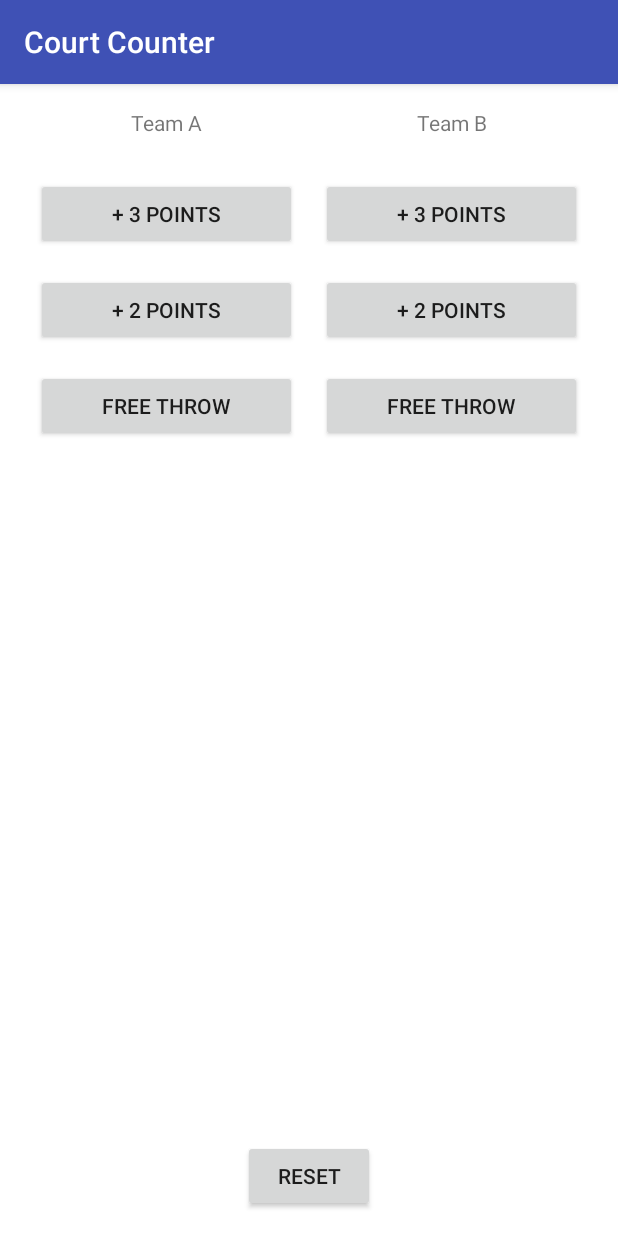
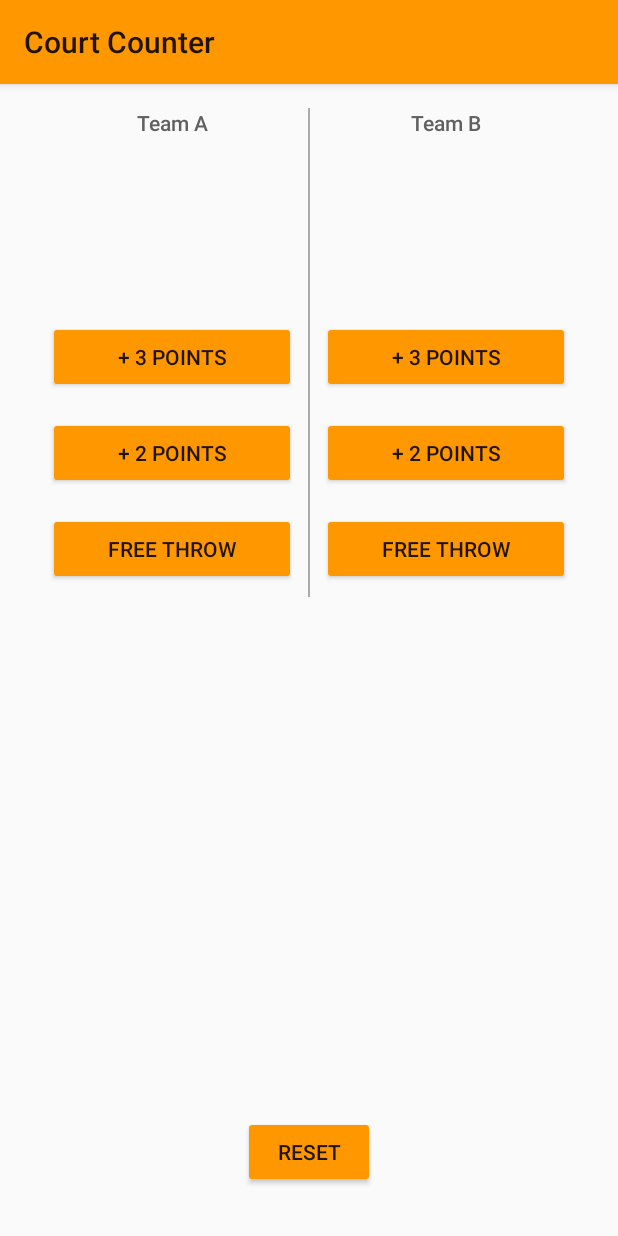
Before and after one commit to YoAdriaaannn/CourtCounter, an Android app: the screen it shows after launch (MainActivity), on a phone screen of 412 x 824 dp. Run offline under Robolectric (Android 15) with nearby library versions, the phone set to English and light mode, and no system bars.

Commit message:
Changed UI Theme. Bug fixes in UI. Added vertical gray line.

```diff
--- a/app/src/main/res/layout/activity_main.xml
+++ b/app/src/main/res/layout/activity_main.xml
@@ -3,20 +3,22 @@
     xmlns:tools="http://schemas.android.com/tools"
     android:layout_width="match_parent"
     android:layout_height="match_parent"
-    android:background="@android:color/white"
+
     android:orientation="vertical"
-    android:paddingBottom="@dimen/activity_vertical_margin"
-    android:paddingLeft="@dimen/activity_horizontal_margin"
-    android:paddingRight="@dimen/activity_horizontal_margin"
-    android:paddingTop="@dimen/activity_vertical_margin"
+
     tools:context="com.example.android.courtcounter.MainActivity">
 
     <LinearLayout
         android:layout_width="match_parent"
-        android:layout_height="match_parent"
+        android:layout_height="wrap_content"
 
-        android:background="@android:color/white"
-        android:orientation="horizontal">
+
+        android:orientation="horizontal"
+        android:paddingBottom="@dimen/activity_vertical_margin"
+        android:paddingLeft="@dimen/activity_horizontal_margin"
+        android:paddingRight="@dimen/activity_horizontal_margin"
+
+        android:paddingTop="@dimen/activity_vertical_margin">
 
         <LinearLayout
             android:id="@+id/layout_team_a"
@@ -30,15 +32,24 @@
                 android:id="@+id/team_a_tag"
                 android:layout_width="match_parent"
                 android:layout_height="wrap_content"
+                android:fontFamily="sans-serif-medium"
                 android:gravity="center"
-                android:text="Team A" />
+                android:text="Team A"
+                android:textColor="#616161"
+                android:textSize="14sp" />
 
             <TextView
                 android:id="@+id/team_a_score"
                 android:layout_width="match_parent"
                 android:layout_height="wrap_content"
+                android:layout_marginBottom="24dp"
+
+                android:layout_marginTop="16dp"
+                android:fontFamily="sans-serif-light"
                 android:gravity="center"
-                android:text="" />
+                android:text=""
+                android:textColor="#000000"
+                android:textSize="56sp" />
 
             <Button
                 android:id="@+id/button_a_3_points"
@@ -74,6 +85,10 @@
                 android:textAllCaps="true" />
         </LinearLayout>
 
+        <View
+            android:layout_width="1dp"
+            android:layout_height="match_parent"
+            android:background="@android:color/darker_gray" />
 
         <LinearLayout
             android:id="@+id/layout_team_b"
@@ -87,15 +102,24 @@
                 android:id="@+id/team_b_tag"
                 android:layout_width="match_parent"
                 android:layout_height="wrap_content"
+                android:fontFamily="sans-serif-medium"
                 android:gravity="center"
-                android:text="Team B" />
+                android:text="Team B"
+                android:textColor="#616161"
+
+                android:textSize="14sp" />
 
             <TextView
                 android:id="@+id/team_b_score"
                 android:layout_width="match_parent"
                 android:layout_height="wrap_content"
+                android:layout_marginBottom="24dp"
+                android:layout_marginTop="16dp"
+                android:fontFamily="sans-serif-light"
                 android:gravity="center"
-                android:text="" />
+                android:text=""
+                android:textColor="#000000"
+                android:textSize="56sp" />
 
             <Button
                 android:id="@+id/button_b_3_points"
@@ -122,11 +146,12 @@
                 android:id="@+id/button_b_free_throw"
                 android:layout_width="match_parent"
                 android:layout_height="wrap_content"
+
+
                 android:layout_margin="8dp"
+                android:gravity="center"
 
-                android:gravity="center"
                 android:onClick="freeThrowForTeamB"
-
                 android:text="free throw"
                 android:textAllCaps="true" />
 
@@ -141,6 +166,8 @@
         android:layout_height="wrap_content"
         android:layout_alignParentBottom="true"
         android:layout_centerInParent="true"
+        android:layout_marginBottom="32dp"
+
         android:onClick="resetScore"
         android:text="reset"
         android:textAllCaps="true" />
--- a/app/src/main/res/values/dimen.xml
+++ b/app/src/main/res/values/dimen.xml
@@ -1,6 +1,6 @@
 <?xml version="1.0" encoding="utf-8"?>
 <resources>
-    <dimen name="activity_horizontal_margin">16dp</dimen>
+    <dimen name="activity_horizontal_margin">24dp</dimen>
     <dimen name="activity_vertical_margin">16dp</dimen>
 
 </resources>
--- a/app/src/main/res/values/styles.xml
+++ b/app/src/main/res/values/styles.xml
@@ -1,11 +1,9 @@
 <resources>
-
     <!-- Base application theme. -->
-    <style name="AppTheme" parent="Theme.AppCompat.Light.DarkActionBar">
-        <!-- Customize your theme here. -->
-        <item name="colorPrimary">@color/colorPrimary</item>
-        <item name="colorPrimaryDark">@color/colorPrimaryDark</item>
-        <item name="colorAccent">@color/colorAccent</item>
+    <style name="AppTheme" parent="Theme.AppCompat.Light">
+        <!-- Primary theme color of the app (sets background color of app bar) -->
+        <item name="colorPrimary">#FF9800</item>
+        <!-- Background color of buttons in the app -->
+        <item name="colorButtonNormal">#FF9800</item>
     </style>
-
 </resources>
```
